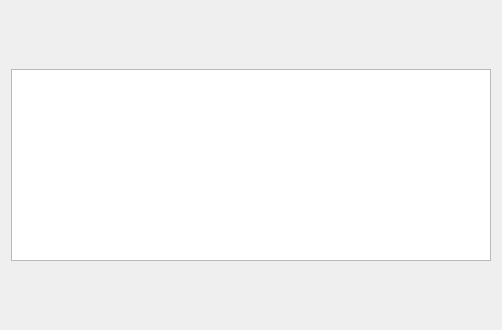
Before: the Qt Designer form lib/dummy/servicemonitormanagerwindow.ui in Pelagicore/facelift, drawn with Qt 5.
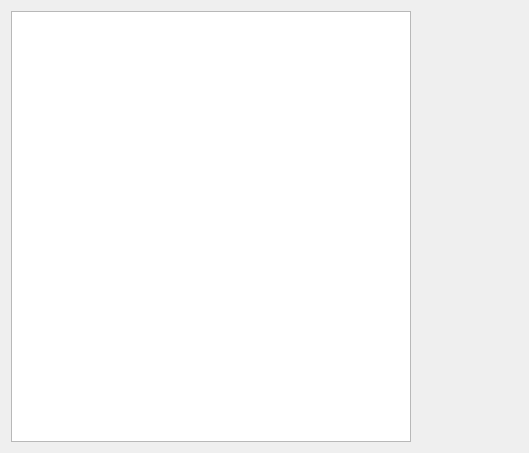
After: the same form once the commit is applied.

```diff
--- a/lib/dummy/servicemonitormanagerwindow.ui
+++ b/lib/dummy/servicemonitormanagerwindow.ui
@@ -6,17 +6,23 @@
    <rect>
     <x>0</x>
     <y>0</y>
-    <width>502</width>
-    <height>330</height>
+    <width>529</width>
+    <height>453</height>
    </rect>
   </property>
   <layout class="QFormLayout" name="formLayout">
-   <item row="0" column="0" colspan="2">
+   <item row="0" column="0">
     <widget class="QTableView" name="interfaceList">
-     <property name="maximumSize">
+     <property name="minimumSize">
       <size>
-       <width>484</width>
-       <height>192</height>
+       <width>400</width>
+       <height>400</height>
+      </size>
+     </property>
+     <property name="baseSize">
+      <size>
+       <width>400</width>
+       <height>400</height>
       </size>
      </property>
     </widget>
```
